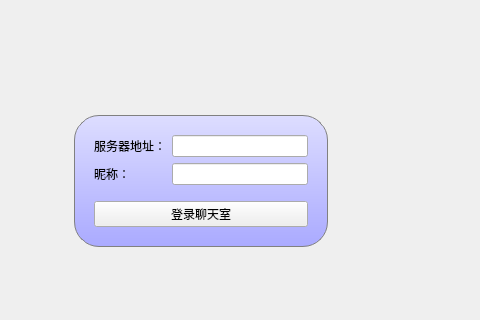
Above: Lab4/Lab4/ChatClient/mainwindow.ui from 123456789779/QtCourse before the change; both pictures show x 199 to 679 and y 137 to 457 of the 800 by 600 pixel window. Below: the same form after it.
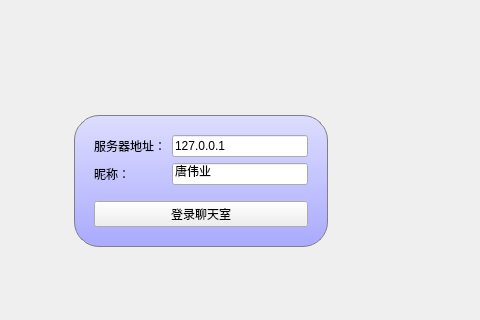
That is the form after the change. The open tabs and pages were chosen to show the change.

```diff
--- a/Lab4/Lab4/ChatClient/mainwindow.ui
+++ b/Lab4/Lab4/ChatClient/mainwindow.ui
@@ -139,7 +139,11 @@
               </widget>
              </item>
              <item row="0" column="1">
-              <widget class="QLineEdit" name="serverEdit"/>
+              <widget class="QLineEdit" name="serverEdit">
+               <property name="text">
+                <string>127.0.0.1</string>
+               </property>
+              </widget>
              </item>
              <item row="1" column="0">
               <widget class="QLabel" name="label_3">
@@ -149,7 +153,11 @@
               </widget>
              </item>
              <item row="1" column="1">
-              <widget class="QLineEdit" name="usernameEdit"/>
+              <widget class="QLineEdit" name="usernameEdit">
+               <property name="text">
+                <string>唐伟业</string>
+               </property>
+              </widget>
              </item>
             </layout>
            </item>
```
Left out of the diff: 4 changed lines with no effect on the pictures.
